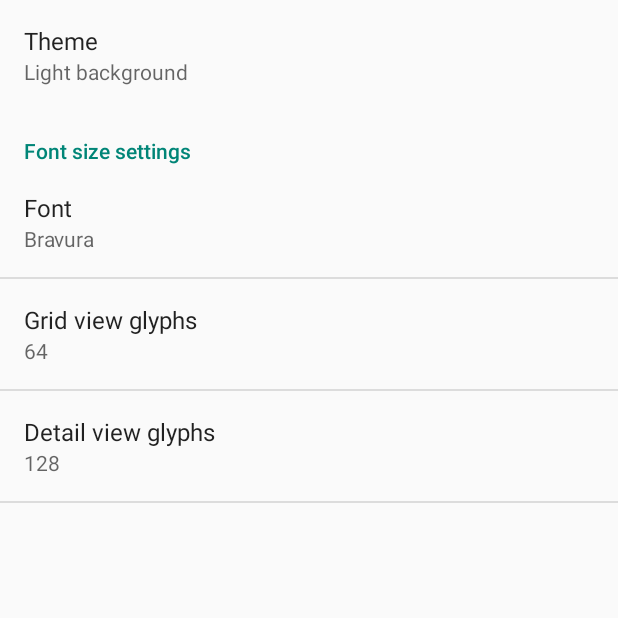
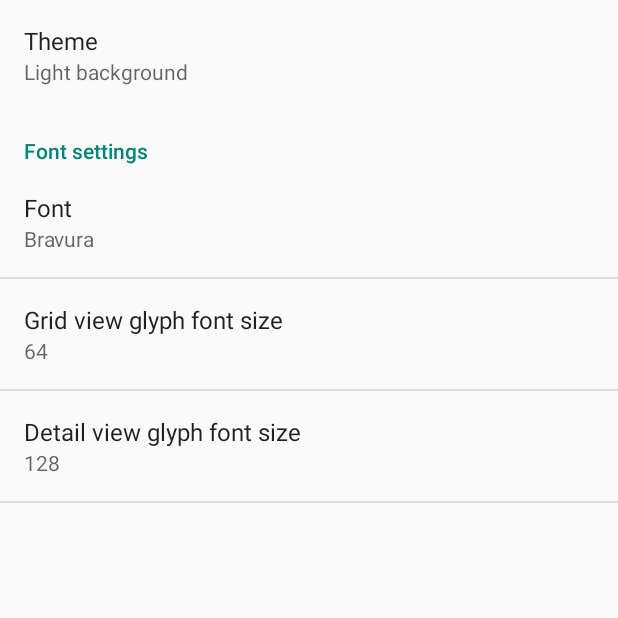
Before and after one commit to OldSkoolMark/BravuraBrowser, an Android app: the SettingsActivity screen opened directly, with no data from a screen before it, on a phone screen of 412 x 824 dp, the top half of it. Run offline under Robolectric (Android 15) with nearby library versions, the phone set to English and light mode, and no system bars; network calls fail; Roboto replaces fonts that are not available here; 1 statement that could not run was skipped.

Commit message:
Choice of fonts WIP

```diff
--- a/BravuraBrowser/src/main/java/com/sublimeslime/android/bravurabrowser/activities/SettingsActivity.java
+++ b/BravuraBrowser/src/main/java/com/sublimeslime/android/bravurabrowser/activities/SettingsActivity.java
@@ -111,7 +111,6 @@ public class SettingsActivity extends PreferenceActivity {
 
         // Add 'general' preferences.
         addPreferencesFromResource(R.xml.pref_general);
-
          // Add 'data and sync' preferences, and a corresponding header.
         PreferenceCategory fakeHeader = new PreferenceCategory(this);
         fakeHeader.setTitle(R.string.pref_header_font_sizes);
--- a/BravuraBrowser/src/main/res/values/strings_activity_settings.xml
+++ b/BravuraBrowser/src/main/res/values/strings_activity_settings.xml
@@ -17,9 +17,9 @@
     </string-array>
 
     <!-- Font Sizes -->
-    <string name="pref_header_font_sizes">Font size settings</string>
+    <string name="pref_header_font_sizes">Font settings</string>
 
-    <string name="pref_grid_view_title">Grid view glyphs</string>
+    <string name="pref_grid_view_title">Grid view glyph font size</string>
     <string-array name="pref_grid_view_titles">
         <item>12</item>
         <item>14</item>
@@ -43,7 +43,7 @@
         <item>128.0f</item>
     </string-array>
 
-    <string name="pref_detail_view_title">Detail view glyphs</string>
+    <string name="pref_detail_view_title">Detail view glyph font size</string>
     <string-array name="pref_detail_view_titles">
         <item>32</item>
         <item>48</item>
@@ -70,7 +70,7 @@
     </string-array>
     <string-array name="pref_font_entry_values">
         <item>Bravura</item>
-        <item>Bravura Text</item>
+        <item>BravuraText</item>
     </string-array>
 
 </resources>
```
Also changed, not shown: BravuraBrowser/src/main/java/com/sublimeslime/android/bravurabrowser/ViewSMuFLFontApplication.java (+9 -2 lines), BravuraBrowser/src/main/java/com/sublimeslime/android/bravurabrowser/data/FontMetadata.java (+42 -0 lines).
